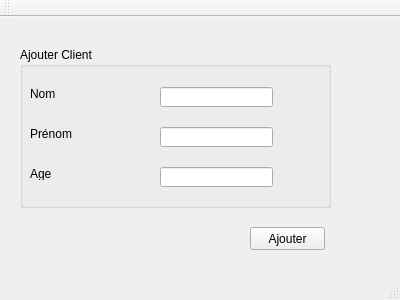
Old version of the form projet2A/mainwindow.ui in the repository soumaya-nheri/Smart-Club-2A27.
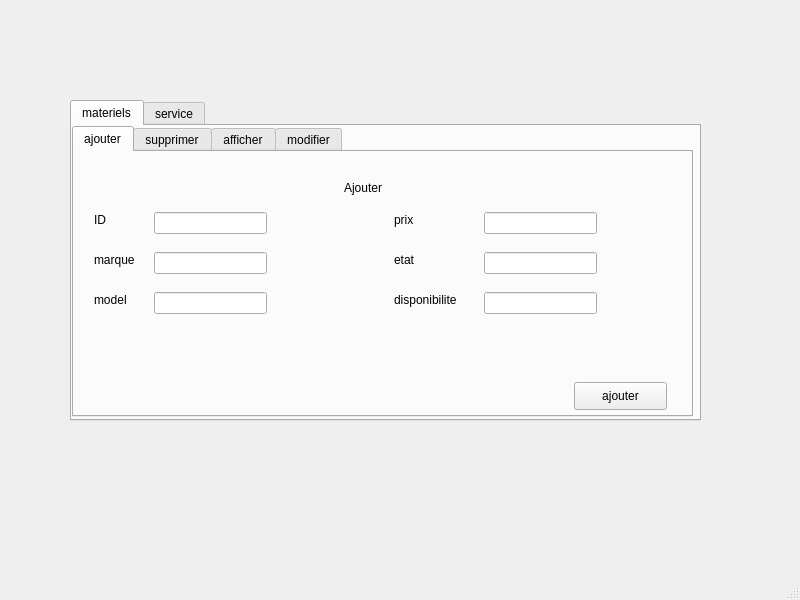
New version of the form. The open tabs and pages were chosen to show the change.

```diff
--- a/projet2A/mainwindow.ui
+++ b/projet2A/mainwindow.ui
@@ -6,108 +6,528 @@
    <rect>
     <x>0</x>
     <y>0</y>
-    <width>400</width>
-    <height>300</height>
+    <width>800</width>
+    <height>600</height>
    </rect>
   </property>
   <property name="windowTitle">
    <string>Gestion des Clients</string>
   </property>
-  <widget class="QWidget" name="centralWidget">
-   <widget class="QGroupBox" name="groupBox">
+  <widget class="QWidget" name="centralwidget">
+   <widget class="QTabWidget" name="tabWidget">
     <property name="geometry">
      <rect>
-      <x>20</x>
-      <y>30</y>
-      <width>311</width>
-      <height>161</height>
+      <x>70</x>
+      <y>100</y>
+      <width>631</width>
+      <height>321</height>
      </rect>
     </property>
-    <property name="title">
-     <string>Ajouter Client</string>
+    <property name="currentIndex">
+     <number>1</number>
     </property>
-    <widget class="QLabel" name="label">
-     <property name="geometry">
-      <rect>
-       <x>10</x>
-       <y>40</y>
-       <width>47</width>
-       <height>13</height>
-      </rect>
-     </property>
-     <property name="text">
-      <string>Nom</string>
-     </property>
+    <widget class="QWidget" name="tab">
+     <attribute name="title">
+      <string>materiels</string>
+     </attribute>
+     <widget class="QTabWidget" name="tabWidget_2">
+      <property name="geometry">
+       <rect>
+        <x>0</x>
+        <y>0</y>
+        <width>621</width>
+        <height>291</height>
+       </rect>
+      </property>
+      <property name="currentIndex">
+       <number>2</number>
+      </property>
+      <widget class="QWidget" name="tab_3">
+       <attribute name="title">
+        <string>ajouter</string>
+       </attribute>
+       <widget class="QLabel" name="label">
+        <property name="geometry">
+         <rect>
+          <x>270</x>
+          <y>20</y>
+          <width>51</width>
+          <height>31</height>
+         </rect>
+        </property>
+        <property name="text">
+         <string>Ajouter</string>
+        </property>
+       </widget>
+       <widget class="QLabel" name="label_2">
+        <property name="geometry">
+         <rect>
+          <x>20</x>
+          <y>60</y>
+          <width>31</width>
+          <height>16</height>
+         </rect>
+        </property>
+        <property name="text">
+         <string>ID</string>
+        </property>
+       </widget>
+       <widget class="QLineEdit" name="id_equipement">
+        <property name="geometry">
+         <rect>
+          <x>80</x>
+          <y>60</y>
+          <width>113</width>
+          <height>22</height>
+         </rect>
+        </property>
+       </widget>
+       <widget class="QPushButton" name="pushButton">
+        <property name="geometry">
+         <rect>
+          <x>500</x>
+          <y>230</y>
+          <width>93</width>
+          <height>28</height>
+         </rect>
+        </property>
+        <property name="text">
+         <string>ajouter</string>
+        </property>
+       </widget>
+       <widget class="QLabel" name="label_3">
+        <property name="geometry">
+         <rect>
+          <x>20</x>
+          <y>100</y>
+          <width>51</width>
+          <height>16</height>
+         </rect>
+        </property>
+        <property name="text">
+         <string>marque</string>
+        </property>
+       </widget>
+       <widget class="QLineEdit" name="marque">
+        <property name="geometry">
+         <rect>
+          <x>80</x>
+          <y>100</y>
+          <width>113</width>
+          <height>22</height>
+         </rect>
+        </property>
+       </widget>
+       <widget class="QLabel" name="label_4">
+        <property name="geometry">
+         <rect>
+          <x>20</x>
+          <y>140</y>
+          <width>51</width>
+          <height>16</height>
+         </rect>
+        </property>
+        <property name="text">
+         <string>model</string>
+        </property>
+       </widget>
+       <widget class="QLineEdit" name="model">
+        <property name="geometry">
+         <rect>
+          <x>80</x>
+          <y>140</y>
+          <width>113</width>
+          <height>22</height>
+         </rect>
+        </property>
+       </widget>
+       <widget class="QLabel" name="label_5">
+        <property name="geometry">
+         <rect>
+          <x>320</x>
+          <y>60</y>
+          <width>51</width>
+          <height>16</height>
+         </rect>
+        </property>
+        <property name="text">
+         <string>prix</string>
+        </property>
+       </widget>
+       <widget class="QLineEdit" name="prix">
+        <property name="geometry">
+         <rect>
+          <x>410</x>
+          <y>60</y>
+          <width>113</width>
+          <height>22</height>
+         </rect>
+        </property>
+       </widget>
+       <widget class="QLabel" name="label_8">
+        <property name="geometry">
+         <rect>
+          <x>320</x>
+          <y>100</y>
+          <width>51</width>
+          <height>16</height>
+         </rect>
+        </property>
+        <property name="text">
+         <string>etat</string>
+        </property>
+       </widget>
+       <widget class="QLineEdit" name="etat">
+        <property name="geometry">
+         <rect>
+          <x>410</x>
+          <y>100</y>
+          <width>113</width>
+          <height>22</height>
+         </rect>
+        </property>
+       </widget>
+       <widget class="QLabel" name="label_9">
+        <property name="geometry">
+         <rect>
+          <x>320</x>
+          <y>140</y>
+          <width>81</width>
+          <height>16</height>
+         </rect>
+        </property>
+        <property name="text">
+         <string>disponibilite</string>
+        </property>
+       </widget>
+       <widget class="QLineEdit" name="disponibilite">
+        <property name="geometry">
+         <rect>
+          <x>410</x>
+          <y>140</y>
+          <width>113</width>
+          <height>22</height>
+         </rect>
+        </property>
+       </widget>
+      </widget>
+      <widget class="QWidget" name="tab_4">
+       <attribute name="title">
+        <string>supprimer</string>
+       </attribute>
+       <widget class="QLabel" name="label_6">
+        <property name="geometry">
+         <rect>
+          <x>270</x>
+          <y>20</y>
+          <width>71</width>
+          <height>16</height>
+         </rect>
+        </property>
+        <property name="text">
+         <string>supprimer</string>
+        </property>
+       </widget>
+       <widget class="QPushButton" name="pushButton_3">
+        <property name="geometry">
+         <rect>
+          <x>500</x>
+          <y>230</y>
+          <width>93</width>
+          <height>28</height>
+         </rect>
+        </property>
+        <property name="text">
+         <string>supprimer</string>
+        </property>
+       </widget>
+       <widget class="QLineEdit" name="id_equipement_2">
+        <property name="geometry">
+         <rect>
+          <x>220</x>
+          <y>80</y>
+          <width>161</width>
+          <height>22</height>
+         </rect>
+        </property>
+       </widget>
+       <widget class="QLabel" name="label_7">
+        <property name="geometry">
+         <rect>
+          <x>270</x>
+          <y>60</y>
+          <width>61</width>
+          <height>16</height>
+         </rect>
+        </property>
+        <property name="text">
+         <string>entrer ID</string>
+        </property>
+       </widget>
+      </widget>
+      <widget class="QWidget" name="tab_5">
+       <attribute name="title">
+        <string>afficher</string>
+       </attribute>
+       <widget class="QTableView" name="tab_equipements">
+        <property name="geometry">
+         <rect>
+          <x>5</x>
+          <y>30</y>
+          <width>601</width>
+          <height>191</height>
+         </rect>
+        </property>
+       </widget>
+       <widget class="QPushButton" name="pushButton_2">
+        <property name="geometry">
+         <rect>
+          <x>510</x>
+          <y>230</y>
+          <width>93</width>
+          <height>28</height>
+         </rect>
+        </property>
+        <property name="text">
+         <string>afficher</string>
+        </property>
+       </widget>
+      </widget>
+      <widget class="QWidget" name="tab_6">
+       <attribute name="title">
+        <string>modifier</string>
+       </attribute>
+      </widget>
+     </widget>
     </widget>
-    <widget class="QLabel" name="label_2">
-     <property name="geometry">
-      <rect>
-       <x>10</x>
-       <y>80</y>
-       <width>47</width>
-       <height>13</height>
-      </rect>
-     </property>
-     <property name="text">
-      <string>Prénom</string>
-     </property>
+    <widget class="QWidget" name="tab_2">
+     <attribute name="title">
+      <string>service</string>
+     </attribute>
+     <widget class="QTabWidget" name="tabWidget_3">
+      <property name="geometry">
+       <rect>
+        <x>-4</x>
+        <y>-1</y>
+        <width>631</width>
+        <height>301</height>
+       </rect>
+      </property>
+      <property name="currentIndex">
+       <number>2</number>
+      </property>
+      <widget class="QWidget" name="tab_7">
+       <attribute name="title">
+        <string>ajouter</string>
+       </attribute>
+       <widget class="QLabel" name="label_10">
+        <property name="geometry">
+         <rect>
+          <x>20</x>
+          <y>60</y>
+          <width>56</width>
+          <height>16</height>
+         </rect>
+        </property>
+        <property name="text">
+         <string>ID</string>
+        </property>
+       </widget>
+       <widget class="QLineEdit" name="id_service">
+        <property name="geometry">
+         <rect>
+          <x>130</x>
+          <y>60</y>
+          <width>113</width>
+          <height>22</height>
+         </rect>
+        </property>
+       </widget>
+       <widget class="QLabel" name="label_11">
+        <property name="geometry">
+         <rect>
+          <x>20</x>
+          <y>110</y>
+          <width>81</width>
+          <height>16</height>
+         </rect>
+        </property>
+        <property name="text">
+         <string>nom service</string>
+        </property>
+       </widget>
+       <widget class="QLineEdit" name="nom_service">
+        <property name="geometry">
+         <rect>
+          <x>130</x>
+          <y>100</y>
+          <width>113</width>
+          <height>22</height>
+         </rect>
+        </property>
+       </widget>
+       <widget class="QLabel" name="label_12">
+        <property name="geometry">
+         <rect>
+          <x>20</x>
+          <y>150</y>
+          <width>101</width>
+          <height>16</height>
+         </rect>
+        </property>
+        <property name="text">
+         <string>nombre materiel</string>
+        </property>
+       </widget>
+       <widget class="QLineEdit" name="nbre_materiel">
+        <property name="geometry">
+         <rect>
+          <x>130</x>
+          <y>140</y>
+          <width>113</width>
+          <height>22</height>
+         </rect>
+        </property>
+       </widget>
+       <widget class="QLabel" name="label_13">
+        <property name="geometry">
+         <rect>
+          <x>20</x>
+          <y>200</y>
+          <width>91</width>
+          <height>16</height>
+         </rect>
+        </property>
+        <property name="text">
+         <string>type</string>
+        </property>
+       </widget>
+       <widget class="QLineEdit" name="type">
+        <property name="geometry">
+         <rect>
+          <x>130</x>
+          <y>190</y>
+          <width>113</width>
+          <height>22</height>
+         </rect>
+        </property>
+       </widget>
+       <widget class="QPushButton" name="pushButton_4">
+        <property name="geometry">
+         <rect>
+          <x>500</x>
+          <y>230</y>
+          <width>93</width>
+          <height>28</height>
+         </rect>
+        </property>
+        <property name="text">
+         <string>ajouter</string>
+        </property>
+       </widget>
+       <widget class="QLabel" name="label_14">
+        <property name="geometry">
+         <rect>
+          <x>270</x>
+          <y>10</y>
+          <width>51</width>
+          <height>31</height>
+         </rect>
+        </property>
+        <property name="text">
+         <string>Ajouter</string>
+        </property>
+       </widget>
+      </widget>
+      <widget class="QWidget" name="tab_8">
+       <attribute name="title">
+        <string>supprimer</string>
+       </attribute>
+       <widget class="QLabel" name="label_15">
+        <property name="geometry">
+         <rect>
+          <x>250</x>
+          <y>20</y>
+          <width>71</width>
+          <height>16</height>
+         </rect>
+        </property>
+        <property name="text">
+         <string>supprimer</string>
+        </property>
+       </widget>
+       <widget class="QLabel" name="label_16">
+        <property name="geometry">
+         <rect>
+          <x>270</x>
+          <y>70</y>
+          <width>56</width>
+          <height>16</height>
+         </rect>
+        </property>
+        <property name="text">
+         <string>ID</string>
+        </property>
+       </widget>
+       <widget class="QLineEdit" name="id_service_2">
+        <property name="geometry">
+         <rect>
+          <x>230</x>
+          <y>100</y>
+          <width>113</width>
+          <height>22</height>
+         </rect>
+        </property>
+       </widget>
+       <widget class="QPushButton" name="pushButton_5">
+        <property name="geometry">
+         <rect>
+          <x>500</x>
+          <y>230</y>
+          <width>93</width>
+          <height>28</height>
+         </rect>
+        </property>
+        <property name="text">
+         <string>supprimer</string>
+        </property>
+       </widget>
+      </widget>
+      <widget class="QWidget" name="tab_9">
+       <attribute name="title">
+        <string>afficher</string>
+       </attribute>
+       <widget class="QPushButton" name="pushButton_6">
+        <property name="geometry">
+         <rect>
+          <x>520</x>
+          <y>230</y>
+          <width>93</width>
+          <height>28</height>
+         </rect>
+        </property>
+        <property name="text">
+         <string>afficher</string>
+        </property>
+       </widget>
+       <widget class="QTableView" name="tab_service">
+        <property name="geometry">
+         <rect>
+          <x>10</x>
+          <y>20</y>
+          <width>601</width>
+          <height>201</height>
+         </rect>
+        </property>
+       </widget>
+      </widget>
+      <widget class="QWidget" name="tab_10">
+       <attribute name="title">
+        <string>modifier</string>
+       </attribute>
+      </widget>
+     </widget>
     </widget>
-    <widget class="QLabel" name="label_3">
-     <property name="geometry">
-      <rect>
-       <x>10</x>
-       <y>120</y>
-       <width>47</width>
-       <height>13</height>
-      </rect>
-     </property>
-     <property name="text">
-      <string>Age</string>
-     </property>
-    </widget>
-    <widget class="QLineEdit" name="lineEdit">
-     <property name="geometry">
-      <rect>
-       <x>140</x>
-       <y>40</y>
-       <width>113</width>
-       <height>20</height>
-      </rect>
-     </property>
-    </widget>
-    <widget class="QLineEdit" name="lineEdit_2">
-     <property name="geometry">
-      <rect>
-       <x>140</x>
-       <y>80</y>
-       <width>113</width>
-       <height>20</height>
-      </rect>
-     </property>
-    </widget>
-    <widget class="QLineEdit" name="lineEdit_3">
-     <property name="geometry">
-      <rect>
-       <x>140</x>
-       <y>120</y>
-       <width>113</width>
-       <height>20</height>
-      </rect>
-     </property>
-    </widget>
-   </widget>
-   <widget class="QPushButton" name="pushButton">
-    <property name="geometry">
-     <rect>
-      <x>250</x>
-      <y>210</y>
-      <width>75</width>
-      <height>23</height>
-     </rect>
-    </property>
-    <property name="text">
-     <string>Ajouter</string>
-    </property>
    </widget>
   </widget>
   <widget class="QMenuBar" name="menuBar">
@@ -120,17 +540,8 @@
     </rect>
    </property>
   </widget>
-  <widget class="QToolBar" name="mainToolBar">
-   <attribute name="toolBarArea">
-    <enum>TopToolBarArea</enum>
-   </attribute>
-   <attribute name="toolBarBreak">
-    <bool>false</bool>
-   </attribute>
-  </widget>
-  <widget class="QStatusBar" name="statusBar"/>
+  <widget class="QStatusBar" name="statusbar"/>
  </widget>
- <layoutdefault spacing="6" margin="11"/>
  <resources/>
  <connections/>
 </ui>
```
Left out of the diff: 8 changed lines with no effect on the pictures.
